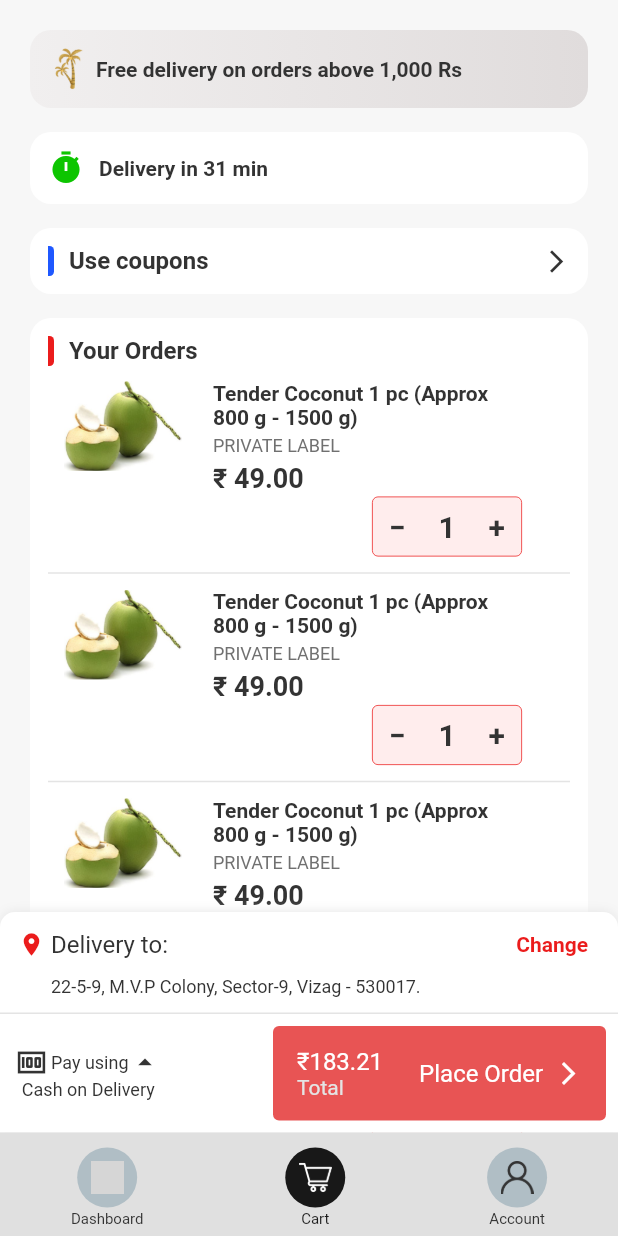
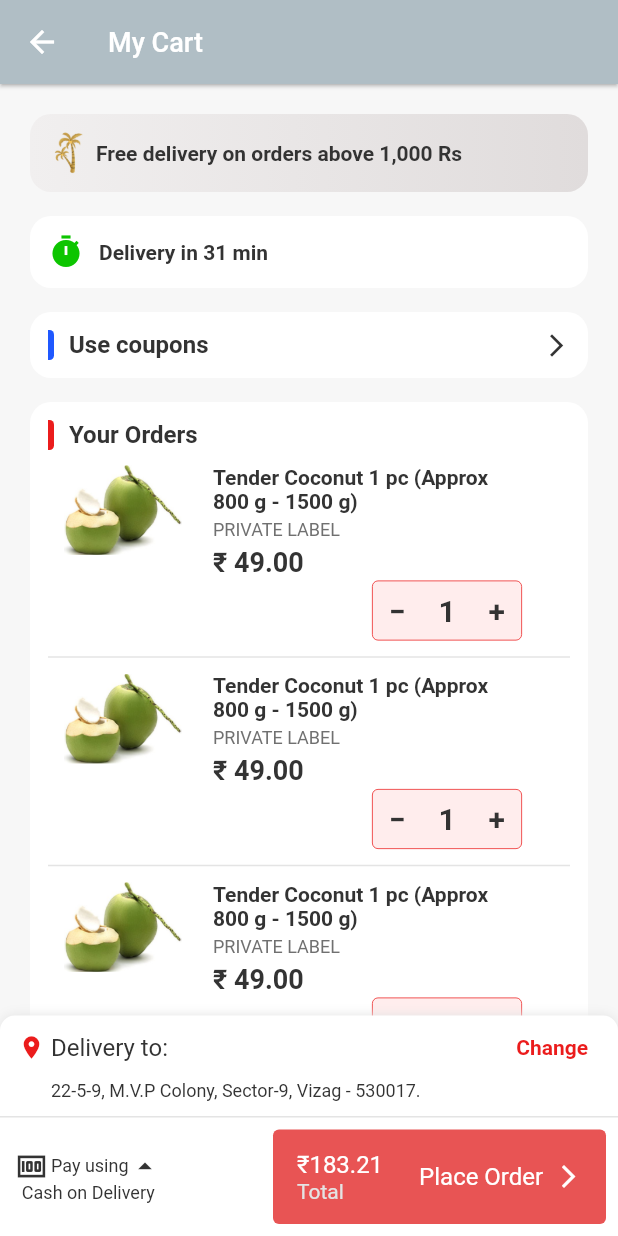
Before and after one commit to tulasireddytulasi/flutter_coconut_selling_app, a Flutter app: the screen it shows after launch, scrolled down 576 dp, after a tap on "Cart", on a phone screen of 412 x 824 dp. Run offline on Flutter 3.47's test engine with Material 2 defaults, Android fonts, the phone set to English and light mode, and no system bars; our stand-ins replace shared_preferences; Roboto replaces fonts that are missing (MontserratRegular); grey boxes are pictures that could not be loaded.

Commit message:
Updated Navigation routes

```diff
--- a/lib/main.dart
+++ b/lib/main.dart
@@ -37,6 +37,10 @@ class MyApp extends StatelessWidget {
           primarySwatch: Colors.blueGrey,
         ),
         home: const BottomNavbar(),
+        routes: {
+          BottomNavbar.routeName: (_) => const BottomNavbar(),
+        },
+        // onGenerateRoute: generateRoute,
       ),
     );
   }
--- a/lib/screens/cart/cart.dart
+++ b/lib/screens/cart/cart.dart
@@ -5,6 +5,7 @@ import 'package:coconut/screens/cart/widgets/coupons_widget.dart';
 import 'package:coconut/screens/cart/widgets/delivery_address_card.dart';
 import 'package:coconut/screens/cart/widgets/delivery_time_widget.dart';
 import 'package:coconut/screens/cart/widgets/free_delivery_card_widget.dart';
+import 'package:coconut/screens/navigation/navigation.dart';
 import 'package:coconut/utils/colors.dart';
 import 'package:flutter/material.dart';
 
@@ -33,8 +34,27 @@ class _CartState extends State<Cart> {
 
   @override
   Widget build(BuildContext context) {
-    return Scaffold(
+    return WillPopScope(
+      onWillPop: () async {
+        Navigator.of(context).pushNamedAndRemoveUntil(
+            BottomNavbar.routeName, (Route<dynamic> route) => false);
+        return true;
+      },
+      child: Scaffold(
         backgroundColor: lynxWhite,
+        appBar: AppBar(
+          elevation: 1,
+          backgroundColor: blueGrey200,
+          leading: GestureDetector(
+            onTap: () => Navigator.of(context).pushNamedAndRemoveUntil(
+                BottomNavbar.routeName, (Route<dynamic> route) => false),
+            child: const Icon(Icons.arrow_back),
+          ),
+          title: const Text(
+            "My Cart",
+            style: TextStyle(fontSize: 18, color: white),
+          ),
+        ),
         body: SafeArea(
           child: Container(
             alignment: Alignment.center,
@@ -77,6 +97,7 @@ class _CartState extends State<Cart> {
             ),
           ),
         ),
+      ),
     );
   }
 }
--- a/lib/screens/navigation/navigation.dart
+++ b/lib/screens/navigation/navigation.dart
@@ -19,7 +19,7 @@ class BottomNavbar extends StatefulWidget {
 
 class _BottomNavbarState extends State<BottomNavbar> {
   // ignore: unused_field
-  int _selectedItem = 0;
+  final int _selectedItem = 0;
 
   Future<bool> _onWillPop() async {
     return (await showDialog(
@@ -41,7 +41,7 @@ class _BottomNavbarState extends State<BottomNavbar> {
                     exit(0);
                   }
                 },
-                child: new Text('Yes'),
+                child: const Text('Yes'),
               ),
             ],
           ),
@@ -72,12 +72,26 @@ class _BottomNavbarState extends State<BottomNavbar> {
           onChange: (val) {
             setState(() {
               _currentScreen = val;
+              switch (_currentScreen) {
+                case 1:
+                  Navigator.push(
+                    context,
+                    MaterialPageRoute(builder: (context) => const Cart()),
+                  );
+                  break;
+                case 2:
+                  Navigator.push(
+                    context,
+                    MaterialPageRoute(builder: (context) => const MyAccount()),
+                  );
+                  break;
+              }
             });
           },
           titles: const ["Dashboard", "Cart", "Account"],
           imgurls: const [homeIcon, cartIcon, userIcon],
         ),
-        body: _screens[_currentScreen],
+        body: _screens[0],
       ),
     );
   }
```
Also changed, not shown: lib/routes.dart (added, +10 -0 lines), lib/screens/account/account.dart (+6 -5 lines). Lines whose indentation alone changed are shown as unchanged.
